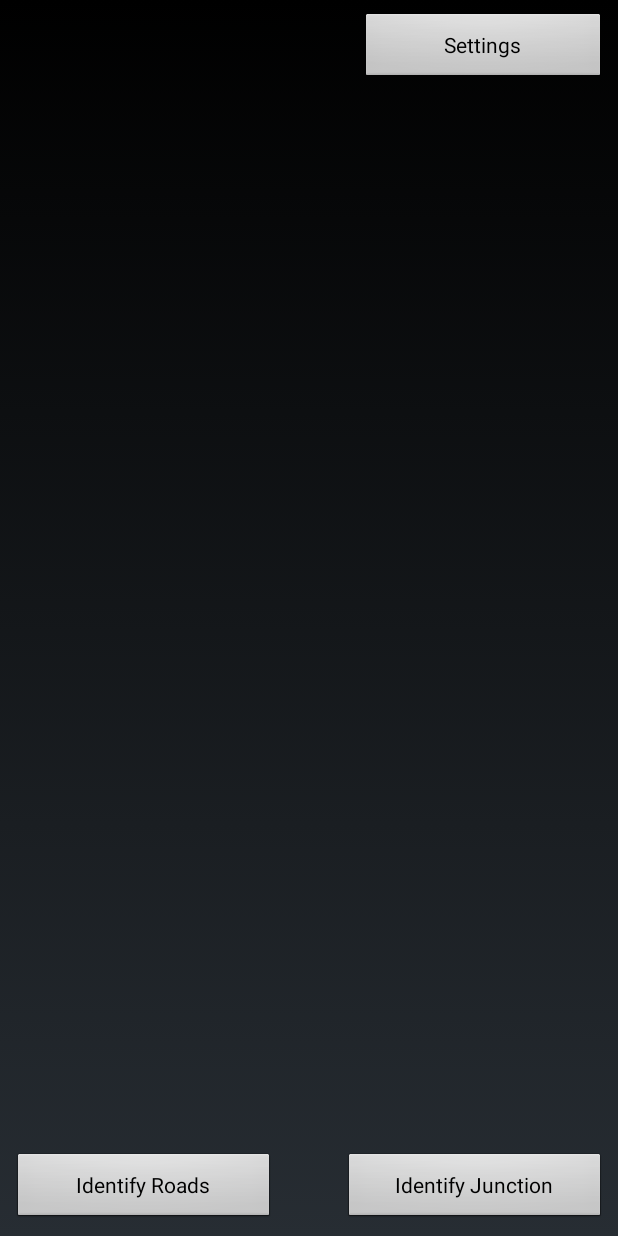
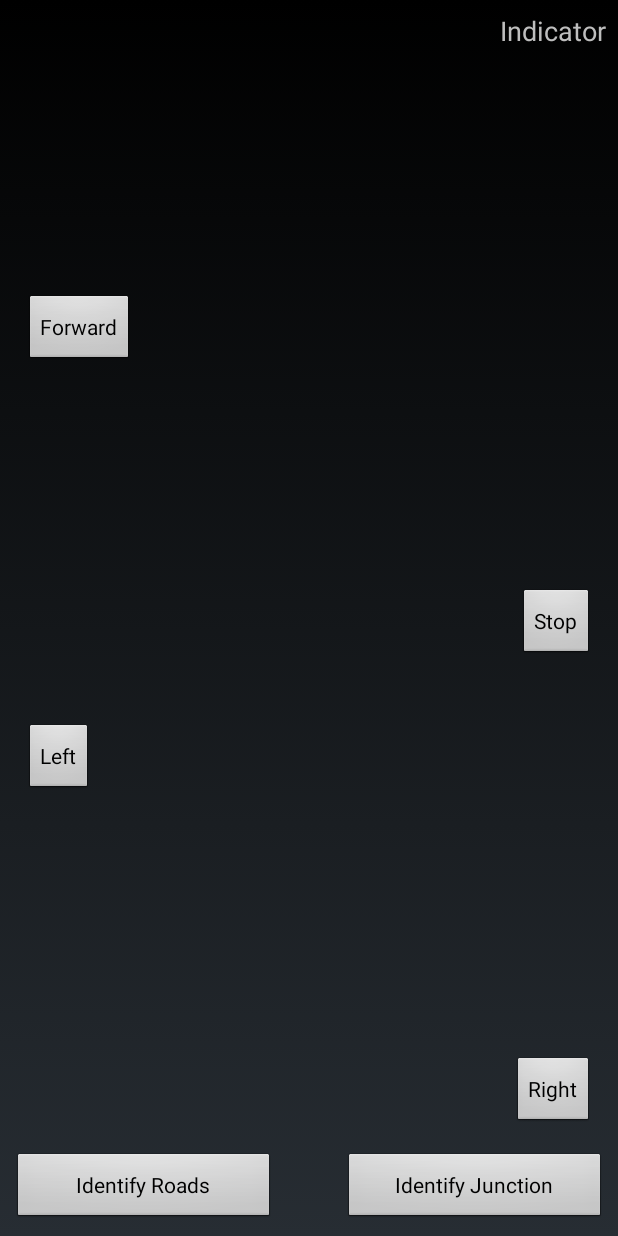
Before and after one commit to kdsuneraavinash/robogames-2018, an Android app: the layout activity_camera.xml on its own in the app's theme, with its tools: preview values and no code run, on a phone screen of 412 x 824 dp. Run offline under Robolectric (Android 15) with nearby library versions, the phone set to English and light mode, and no system bars.

Commit message:
Serial Connection Successful

```diff
--- a/WalkingRobot/app/build.gradle
+++ b/WalkingRobot/app/build.gradle
@@ -25,4 +25,5 @@ dependencies {
     androidTestImplementation 'com.android.support.test:runner:1.0.2'
     androidTestImplementation 'com.android.support.test.espresso:espresso-core:3.0.2'
     implementation project(path: ':opencv')
+    implementation 'me.aflak.libraries:arduino:1.3'
 }
--- a/WalkingRobot/app/src/main/AndroidManifest.xml
+++ b/WalkingRobot/app/src/main/AndroidManifest.xml
@@ -10,7 +10,6 @@
     <uses-feature android:name="android.hardware.camera.front.autofocus" android:required="false"/>
 
     <application
-        android:allowBackup="false"
         android:icon="@mipmap/ic_launcher"
         android:label="@string/app_name"
         android:roundIcon="@mipmap/ic_launcher_round"
--- a/WalkingRobot/app/src/main/res/layout/activity_camera.xml
+++ b/WalkingRobot/app/src/main/res/layout/activity_camera.xml
@@ -1,6 +1,7 @@
 <?xml version="1.0" encoding="utf-8"?>
 <android.support.constraint.ConstraintLayout xmlns:android="http://schemas.android.com/apk/res/android"
     xmlns:opencv="http://schemas.android.com/apk/res-auto"
+    xmlns:tools="http://schemas.android.com/tools"
     android:layout_width="match_parent"
     android:layout_height="match_parent"
     android:orientation="horizontal">
@@ -33,14 +34,60 @@
         opencv:layout_constraintBottom_toBottomOf="parent"
         opencv:layout_constraintEnd_toEndOf="parent" />
 
-    <Button
-        android:id="@+id/buttonSettings"
-        android:layout_width="164dp"
-        android:layout_height="wrap_content"
+    <TextView
+        android:id="@+id/textIndicator"
+        android:layout_width="wrap_content"
+        android:layout_height="22dp"
+        android:layout_marginEnd="8dp"
         android:layout_marginTop="8dp"
-        android:layout_marginEnd="8dp"
-        android:text="@string/settings"
+        android:text="Indicator"
+        android:textSize="18sp"
         opencv:layout_constraintEnd_toEndOf="parent"
         opencv:layout_constraintTop_toTopOf="parent" />
 
+    <Button
+        android:id="@+id/buttonForward"
+        android:layout_width="wrap_content"
+        android:layout_height="wrap_content"
+        android:layout_marginStart="16dp"
+        android:layout_marginTop="196dp"
+        android:text="Forward"
+        opencv:layout_constraintStart_toStartOf="parent"
+        opencv:layout_constraintTop_toTopOf="parent" />
+
+    <Button
+        android:id="@+id/buttonLeft"
+        android:layout_width="wrap_content"
+        android:layout_height="wrap_content"
+        android:layout_marginBottom="8dp"
+        android:layout_marginStart="16dp"
+        android:layout_marginTop="8dp"
+        android:text="Left"
+        opencv:layout_constraintBottom_toTopOf="@+id/buttonRoadMode"
+        opencv:layout_constraintStart_toStartOf="parent"
+        opencv:layout_constraintTop_toBottomOf="@+id/buttonForward" />
+
+    <Button
+        android:id="@+id/buttonRight"
+        android:layout_width="wrap_content"
+        android:layout_height="wrap_content"
+        android:layout_marginBottom="16dp"
+        android:layout_marginEnd="16dp"
+        android:text="Right"
+        opencv:layout_constraintBottom_toTopOf="@+id/buttonJunctionMode"
+        opencv:layout_constraintEnd_toEndOf="parent" />
+
+    <Button
+        android:id="@+id/buttonStop"
+        android:layout_width="wrap_content"
+        android:layout_height="wrap_content"
+        android:layout_marginBottom="8dp"
+        android:layout_marginEnd="16dp"
+        android:layout_marginTop="188dp"
+        android:text="Stop"
+        opencv:layout_constraintBottom_toTopOf="@+id/buttonRight"
+        opencv:layout_constraintEnd_toEndOf="parent"
+        opencv:layout_constraintTop_toTopOf="parent"
+        opencv:layout_constraintVertical_bias="0.444" />
+
 </android.support.constraint.ConstraintLayout>
--- a/WalkingRobot/build.gradle
+++ b/WalkingRobot/build.gradle
@@ -19,6 +19,7 @@ allprojects {
     repositories {
         google()
         jcenter()
+        maven { url "https://jitpack.io" }
     }
 }
 
```
Also changed, not shown: WalkingRobot/app/src/main/java/com/stats/kdsuneraavinash/walkingrobot/CameraActivity.java (+90 -10 lines).
